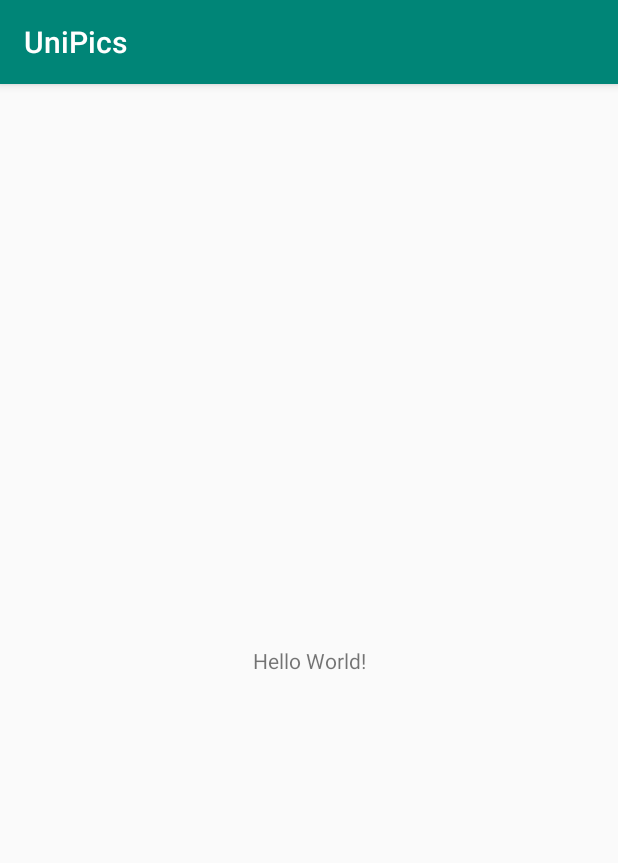
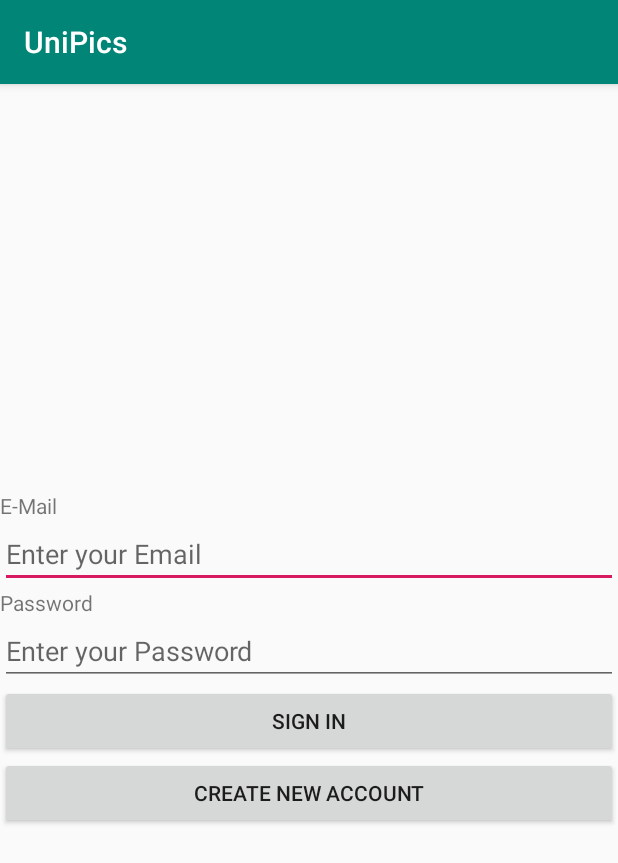
Before and after one commit to erikblank/UniPics, an Android app: the screen it shows after launch (MainActivity), on a phone screen of 412 x 824 dp. Shown: the top 863 px of the screen. Run offline under Robolectric (Android 15) with nearby library versions, the phone set to English and light mode, and no system bars; our stand-ins replace Firebase (no records; nobody signed in at launch, a user with empty details on screens opened directly).

Commit message:
First Commit

```diff
--- a/app/build.gradle
+++ b/app/build.gradle
@@ -29,6 +29,9 @@ dependencies {
     implementation 'com.google.firebase:firebase-storage:16.0.4'
     implementation 'com.google.firebase:firebase-core:16.0.4'
 
+    implementation 'com.android.support:design:28.0.0'
+    implementation 'com.android.support:support-annotations:28.0.0'
+    implementation 'android.arch.lifecycle:extensions:1.1.1'
     testImplementation 'junit:junit:4.13-beta-3'
     androidTestImplementation 'com.android.support.test:runner:1.0.2'
     androidTestImplementation 'com.android.support.test.espresso:espresso-core:3.0.2'
--- a/app/src/main/AndroidManifest.xml
+++ b/app/src/main/AndroidManifest.xml
@@ -9,6 +9,7 @@
         android:roundIcon="@mipmap/ic_launcher_round"
         android:supportsRtl="true"
         android:theme="@style/AppTheme">
+
         <activity android:name=".MainActivity">
             <intent-filter>
                 <action android:name="android.intent.action.MAIN" />
--- a/app/src/main/java/com/example/unipics/MainActivity.java
+++ b/app/src/main/java/com/example/unipics/MainActivity.java
@@ -1,9 +1,13 @@
 package com.example.unipics;
+
 
 import android.support.annotation.NonNull;
 import android.support.v7.app.AppCompatActivity;
 import android.os.Bundle;
 import android.util.Log;
+import android.view.View;
+import android.widget.Button;
+import android.widget.EditText;
 import android.widget.Toast;
 
 import com.google.android.gms.tasks.OnCompleteListener;
@@ -14,15 +18,21 @@ import com.google.firebase.auth.FirebaseUser;
 
 public class MainActivity extends AppCompatActivity {
 
+    private static final String TAG = MainActivity.class.getSimpleName();
+
     private FirebaseAuth mAuth;
+    private EditText mEmailField;
+    private EditText mPasswordField;
+    private Button btnSignIn, btnRegister;
 
     @Override
     protected void onCreate(Bundle savedInstanceState) {
         super.onCreate(savedInstanceState);
         setContentView(R.layout.activity_main);
+        init();
+        buttonClicks();
+    }
 
-        init();
-    }
 
     @Override
     public void onStart() {
@@ -32,10 +42,90 @@ public class MainActivity extends AppCompatActivity {
         updateUI(currentUser);
     }
 
+
     private void init() {
+        // Initialize Views
+        mEmailField = findViewById(R.id.editText_email);
+        mPasswordField = findViewById(R.id.editText_password);
+        btnSignIn = findViewById(R.id.btn_signIn);
+        btnRegister = findViewById(R.id.btn_createNewAccount);
         // Initialize Firebase Auth
         mAuth = FirebaseAuth.getInstance();
     }
 
+    private void buttonClicks() {
+        btnSignIn.setOnClickListener(new View.OnClickListener() {
+            @Override
+            public void onClick(View v) {
+                signIn(mEmailField.getText().toString(), mPasswordField.getText().toString());
+            }
+        });
+
+        btnRegister.setOnClickListener(new View.OnClickListener() {
+            @Override
+            public void onClick(View v) {
+                createAccount(mEmailField.getText().toString(), mPasswordField.getText().toString());
+
+            }
+        });
+
+    }
+
+    private void createAccount(String email, String password){
+        mAuth.createUserWithEmailAndPassword(email, password)
+                .addOnCompleteListener(this, new OnCompleteListener<AuthResult>() {
+                    @Override
+                    public void onComplete(@NonNull Task<AuthResult> task) {
+                        if (task.isSuccessful()) {
+                            // Sign in success, update UI with the signed-in user's information
+                            Log.d(TAG, "createUserWithEmail:success");
+                            FirebaseUser user = mAuth.getCurrentUser();
+                            updateUI(user);
+                        } else {
+                            // If sign in fails, display a message to the user.
+                            Log.w(TAG, "createUserWithEmail:failure", task.getException());
+                            Toast.makeText(MainActivity.this, "Authentication failed.",
+                                    Toast.LENGTH_SHORT).show();
+                            updateUI(null);
+                        }
+
+                        // ...
+                    }
+                });
+
+    }
+
+    private void signIn(String email, String password){
+        mAuth.signInWithEmailAndPassword(email, password)
+                .addOnCompleteListener(this, new OnCompleteListener<AuthResult>() {
+                    @Override
+                    public void onComplete(@NonNull Task<AuthResult> task) {
+                        if (task.isSuccessful()) {
+                            // Sign in success, update UI with the signed-in user's information
+                            Log.d(TAG, "signInWithEmail:success");
+                            FirebaseUser user = mAuth.getCurrentUser();
+                            updateUI(user);
+                        } else {
+                            // If sign in fails, display a message to the user.
+                            Log.w(TAG, "signInWithEmail:failure", task.getException());
+                            Toast.makeText(MainActivity.this, "Authentication failed.",
+                                    Toast.LENGTH_SHORT).show();
+                            updateUI(null);
+                        }
+
+                        // ...
+                    }
+                });
+
+    }
+
+    private void updateUI(FirebaseUser user) {
+        if (user != null){
+            //setViews
+        }
+    }
+
+
+
 
 }
--- a/app/src/main/res/layout/activity_main.xml
+++ b/app/src/main/res/layout/activity_main.xml
@@ -1,18 +1,57 @@
 <?xml version="1.0" encoding="utf-8"?>
-<android.support.constraint.ConstraintLayout xmlns:android="http://schemas.android.com/apk/res/android"
+<LinearLayout xmlns:android="http://schemas.android.com/apk/res/android"
     xmlns:app="http://schemas.android.com/apk/res-auto"
     xmlns:tools="http://schemas.android.com/tools"
+    android:orientation="vertical"
+    android:gravity="center"
     android:layout_width="match_parent"
     android:layout_height="match_parent"
-    tools:context=".MainActivity">
+    tools:context=".MainActivity"
+    tools:ignore="ExtraText">
 
     <TextView
-        android:layout_width="wrap_content"
+        android:layout_width="match_parent"
         android:layout_height="wrap_content"
-        android:text="Hello World!"
+        android:text="@string/e_mail"
         app:layout_constraintBottom_toBottomOf="parent"
         app:layout_constraintLeft_toLeftOf="parent"
         app:layout_constraintRight_toRightOf="parent"
         app:layout_constraintTop_toTopOf="parent" />
 
-</android.support.constraint.ConstraintLayout>
+    <EditText
+        android:id="@+id/editText_email"
+        android:layout_width="match_parent"
+        android:layout_height="wrap_content"
+        android:ems="10"
+        android:hint="@string/editTextEnterEmail"
+        android:inputType="textPersonName"
+        tools:ignore="TextFields" />
+
+    <TextView
+        android:id="@+id/textView"
+        android:layout_width="match_parent"
+        android:layout_height="wrap_content"
+        android:text="@string/password" />
+
+    <EditText
+        android:id="@+id/editText_password"
+        android:layout_width="match_parent"
+        android:layout_height="wrap_content"
+        android:ems="10"
+        android:hint="@string/editTextPassword"
+        android:inputType="textPassword" />
+
+    <Button
+        android:id="@+id/btn_signIn"
+        android:layout_width="match_parent"
+        android:layout_height="wrap_content"
+        android:text="@string/common_signin_button_text" />
+
+    <Button
+        android:id="@+id/btn_createNewAccount"
+        android:layout_width="match_parent"
+        android:layout_height="wrap_content"
+        android:text="Create New Account" />
+
+
+</LinearLayout>
--- a/app/src/main/res/values/strings.xml
+++ b/app/src/main/res/values/strings.xml
@@ -1,3 +1,16 @@
 <resources>
     <string name="app_name">UniPics</string>
+    <string name="e_mail">E-Mail</string>
+    <string name="editTextEnterEmail">Enter your Email</string>
+    <string name="password">Password</string>
+    <string name="editTextPassword">Enter your Password</string>
+    <string name="title_activity_email_password">Register</string>
+    <string name="prompt_email">Email</string>
+    <string name="prompt_password">Password</string>
+    <string name="action_sign_in">Sign in or register</string>
+    <string name="action_sign_in_short">Sign in</string>
+    <string name="welcome">"Welcome !"</string>
+    <string name="invalid_username">Not a valid username</string>
+    <string name="invalid_password">Password must be >5 characters</string>
+    <string name="login_failed">"Login failed"</string>
 </resources>
```
